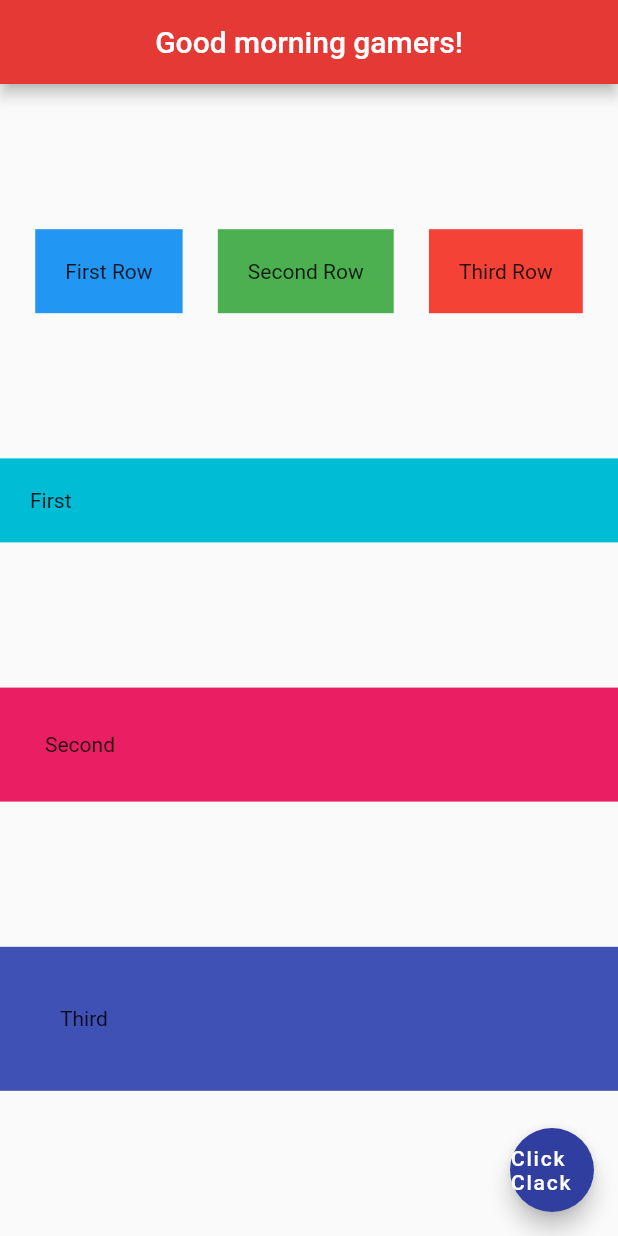
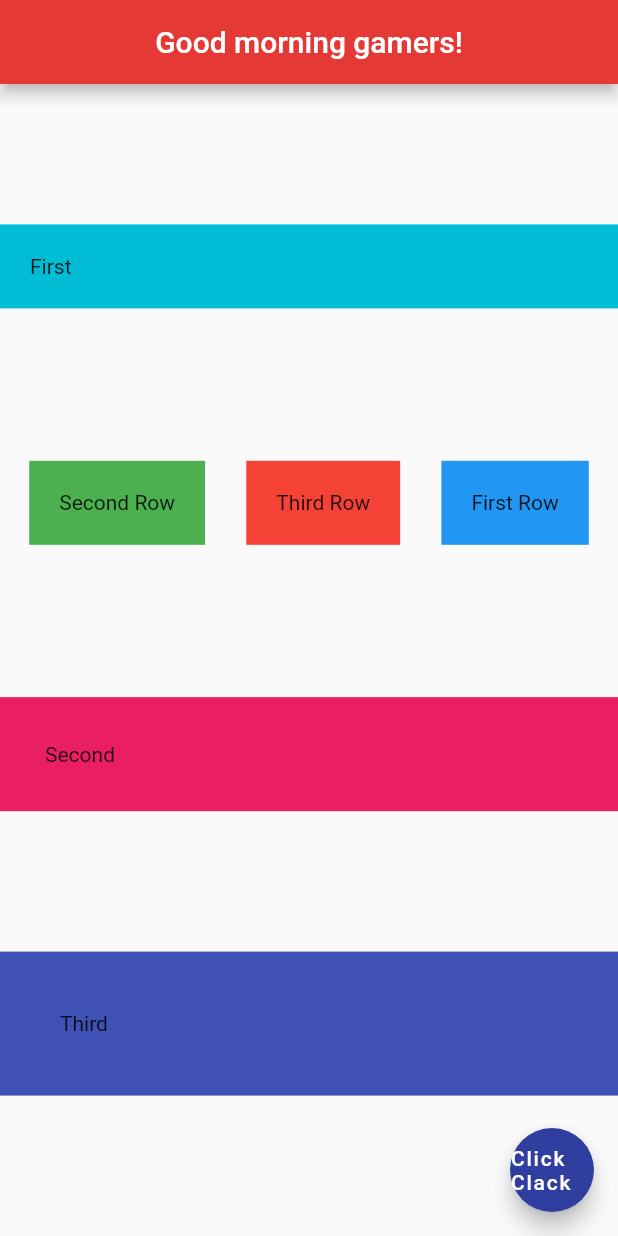
Before and after one commit to neilaldrei/flutter-tutorial-app1, a Flutter app: the screen it shows after launch, on a phone screen of 412 x 824 dp. Run offline on Flutter 3.47's test engine with Material 2 defaults, Android fonts, the phone set to English and light mode, and no system bars.

Commit message:
Lesson #13: Flutter outline & Shortcuts

```diff
--- a/lib/main.dart
+++ b/lib/main.dart
@@ -18,31 +18,35 @@ class Home extends StatelessWidget {
       body: Column(
         mainAxisAlignment: MainAxisAlignment.spaceEvenly,
         crossAxisAlignment: CrossAxisAlignment.stretch,
+        // Flutter outline and Shorcuts (Press the damn light bulb)
         children: <Widget>[
+          Container(
+            padding: EdgeInsets.all(20.0),
+            color: Colors.cyan,
+            child: Text('First')
+          ),
           Row(
             mainAxisAlignment: MainAxisAlignment.spaceEvenly,
             children: <Widget>[
               Container(
                 padding: EdgeInsets.all(20.0),
-                color: Colors.blue,
-                child: Text('First Row')
-              ),
-              Container(
-                padding: EdgeInsets.all(20.0),
                 color: Colors.green,
                 child: Text('Second Row')
               ),
-              Container(
+              Padding(
+                padding: const EdgeInsets.all(8.0),
+                child: Container(
                   padding: EdgeInsets.all(20.0),
                   color: Colors.red,
                   child: Text('Third Row')
                 ),
-            ],
               ),
               Container(
                 padding: EdgeInsets.all(20.0),
-            color: Colors.cyan,
-            child: Text('First')
+                color: Colors.blue,
+                child: Text('First Row')
+              ),
+            ],
           ),
           Container(
             padding: EdgeInsets.all(30.0),
```
Lines whose indentation alone changed are shown as unchanged.
